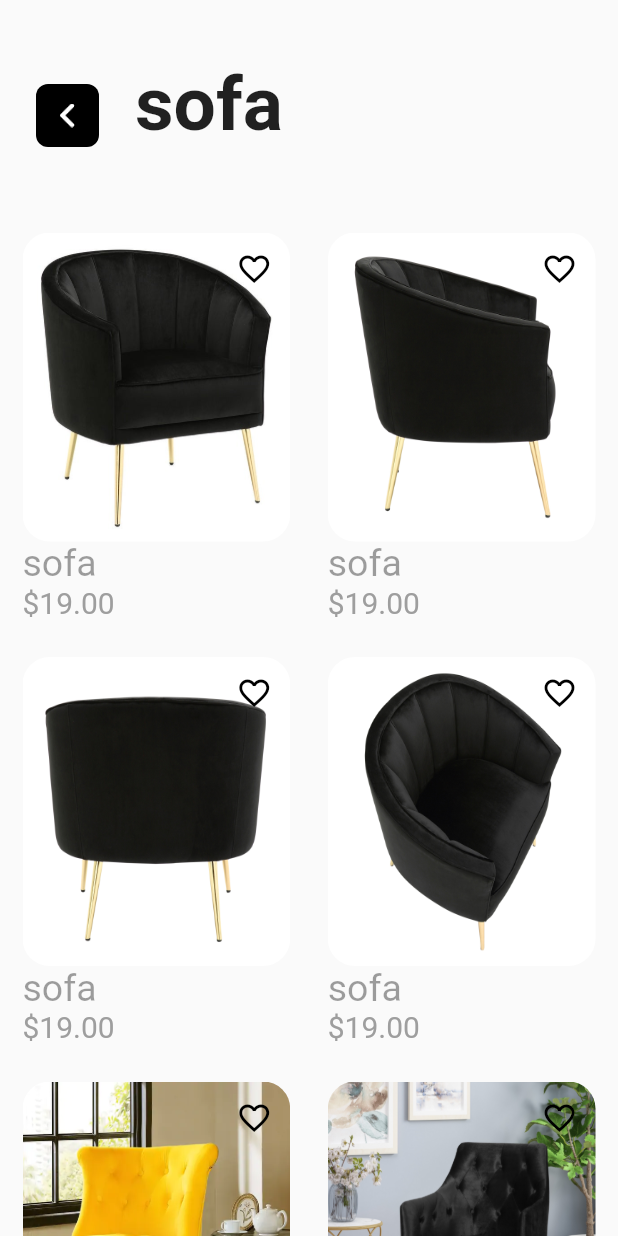
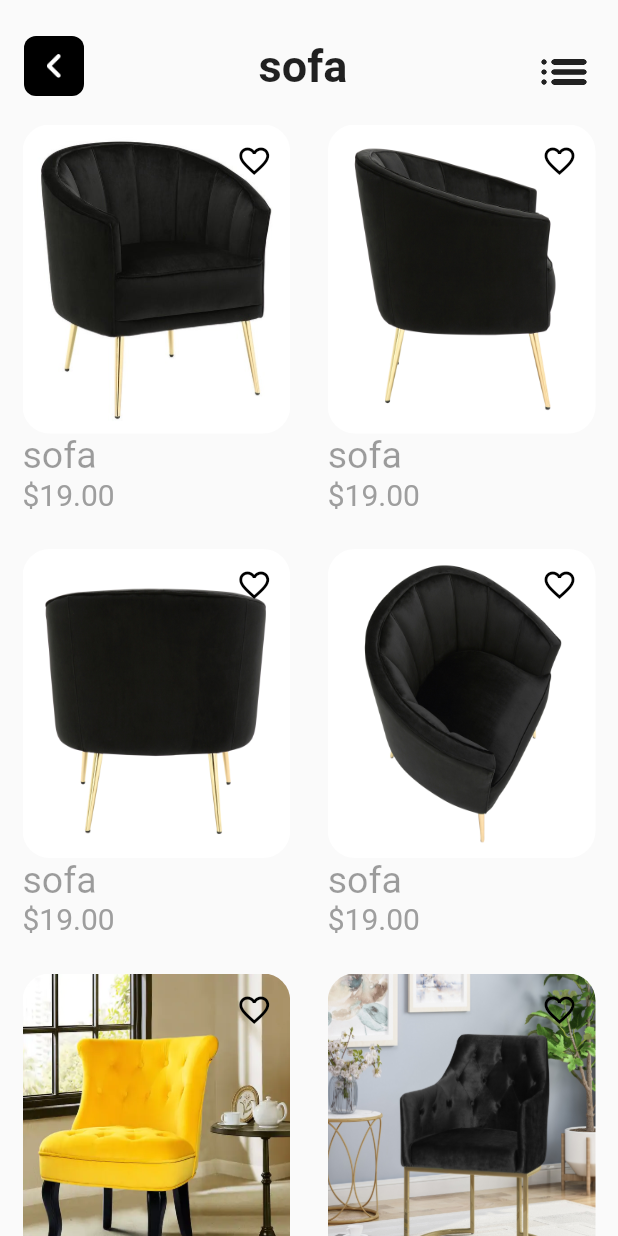
Before and after one commit to ghassenWalha/flutter-ecommerce-project, a Flutter app: the screen it shows after launch, after a tap on "sofa", on a phone screen of 412 x 824 dp. Run offline on Flutter 3.47's test engine with Material 2 defaults, Android fonts, the phone set to English and light mode, and no system bars; network calls fail.

Commit message:
adding  filters popup menu

```diff
--- a/lib/views/screens/my_home_page.dart
+++ b/lib/views/screens/my_home_page.dart
@@ -1,6 +1,8 @@
 import 'package:flutter/material.dart';
 import 'package:flutter_ecommerce_project/views/screens/bag_screen.dart';
 import 'package:flutter_ecommerce_project/views/screens/home_screen.dart';
+import 'package:flutter_ecommerce_project/views/widgets/admin_panel.dart';
+import 'package:flutter_ecommerce_project/views/widgets/filters.dart';
 
 class MyHomePage extends StatefulWidget {
   MyHomePage({Key key, this.title}) : super(key: key);
@@ -31,13 +33,13 @@ class _MyHomePageState extends State<MyHomePage> {
   List<Widget> _screens = [
     HomeScreen(),
     Center(
-      child: Text("Dashboard"),
+      child: AdminPanel(),
     ),
     Center(
       child: BagScreen(),
     ),
     Center(
-      child: Text("Login"),
+      child: Filters(),
     )
   ];
   @override
--- a/lib/views/widgets/bag_title.dart
+++ b/lib/views/widgets/bag_title.dart
@@ -11,7 +11,7 @@ class BagTitle extends StatelessWidget {
     return Card(
       child: Container(
         color: Colors.white,
-        padding: EdgeInsets.only(top: 70, bottom: 2),
+        padding: EdgeInsets.only(top: 30, bottom: 2),
         width: double.infinity,
         child: Text('My Bag', style: TextStyle(fontSize: 30)),
       ),
--- a/lib/views/widgets/category_filter.dart
+++ b/lib/views/widgets/category_filter.dart
@@ -3,25 +3,49 @@ import 'package:flutter_ecommerce_project/models/product.dart';
 import 'package:flutter_ecommerce_project/views/widgets/product_grid_view.dart';
 
 import 'custom_action_bar.dart';
+import 'filters.dart';
 
 class CategoryFilter extends StatelessWidget {
+  List<String> filters = ["price", "date", "likes"];
+
   @override
   Widget build(BuildContext context) {
     String category = ModalRoute.of(context).settings.arguments;
     return Scaffold(
-        body: Column(
+        body: Padding(
+            padding: EdgeInsets.only(top: 20),
+            child: Column(
               children: [
-        Row(children: [
-          CustomActionBar(
-            hasBackArrrow: true,
-            hasTitle: true,
-            hasBackground: false,
-            hasFavoriteIcon: false,
+                Row(mainAxisAlignment: MainAxisAlignment.center, children: [
+                  GestureDetector(
+                    onTap: () {
+                      Navigator.pop(context);
+                    },
+                    child: Container(
+                      width: 40,
+                      height: 40,
+                      decoration: BoxDecoration(
+                        color: Colors.black,
+                        borderRadius: BorderRadius.circular(8.0),
                       ),
-          Text(
+                      alignment: Alignment.center,
+                      child: Image(
+                        image: AssetImage("assets/images/back_arrow.png"),
+                        color: Colors.white,
+                        width: 16.0,
+                        height: 16.0,
+                      ),
+                    ),
+                  ),
+                  Container(
+                      width: MediaQuery.of(context).size.width - 120,
+                      alignment: Alignment.center,
+                      child: Text(
                         category,
-            style: TextStyle(fontSize: 50, fontWeight: FontWeight.bold),
-          )
+                        style: TextStyle(
+                            fontSize: 30, fontWeight: FontWeight.bold),
+                      )),
+                  Filters()
                 ]),
                 Flexible(
                     child: ProductGridView(
@@ -51,6 +75,6 @@ class CategoryFilter extends StatelessWidget {
                   ],
                 ))
               ],
-    ));
+            )));
   }
 }
--- /dev/null
+++ b/lib/views/widgets/filters.dart
@@ -0,0 +1,66 @@
+import 'package:flutter/material.dart';
+
+class Filters extends StatefulWidget {
+  @override
+  _FiltersState createState() => _FiltersState();
+}
+
+enum WhyFarther { harder, smarter, selfStarter, tradingCharter }
+
+class _FiltersState extends State<Filters> {
+  void choiceAction(String s) {
+    print("working");
+  }
+
+  List<String> ch = ["price", "date", "likes"];
+  @override
+  Widget build(BuildContext context) {
+    return PopupMenuButton<String>(
+      icon: Icon(
+        Icons.list_rounded,
+        color: Colors.black87,
+        size: 40,
+      ),
+      onSelected: choiceAction,
+      itemBuilder: (BuildContext context) {
+        return ch.map((String choice) {
+          return PopupMenuItem<String>(
+              child: new ListTile(
+                  leading: Icon(Icons.money), title: Text(choice)));
+        }).toList();
+      },
+    );
+
+    /*Align(
+        alignment: Alignment.topRight,
+        child: PopupMenuButton<WhyFarther>(
+
+            itemBuilder: (BuildContext context) => <PopupMenuEntry<WhyFarther>>[
+                  const PopupMenuItem<WhyFarther>(
+                    value: WhyFarther.harder,
+                    child: Text('Working a lot harder'),
+                  ),
+                  const PopupMenuItem<WhyFarther>(
+                    value: WhyFarther.smarter,
+                    child: Text('Being a lot smarter'),
+                  ),
+                  const PopupMenuItem<WhyFarther>(
+                    value: WhyFarther.selfStarter,
+                    child: Text('Being a self-starter'),
+                  ),
+                  const PopupMenuItem<WhyFarther>(
+                    value: WhyFarther.tradingCharter,
+                    child: Text('Placed in charge of trading charter'),
+                  ),
+                ],
+            child: IconButton(
+              color: Colors.black87,
+              iconSize: 50,
+              alignment: Alignment.topRight,
+              icon: Icon(
+                Icons.list_rounded,
+              ),
+              onPressed: () {},
+            )));*/
+  }
+}
--- a/lib/views/widgets/titled_category_list.dart
+++ b/lib/views/widgets/titled_category_list.dart
@@ -14,20 +14,19 @@ class TitledCategoryList extends StatelessWidget {
   @override
   Widget build(BuildContext context) {
     return Column(
-      mainAxisAlignment: MainAxisAlignment.center,
+      mainAxisAlignment: MainAxisAlignment.start,
+      crossAxisAlignment: CrossAxisAlignment.start,
       mainAxisSize: MainAxisSize.max,
       children: <Widget>[
-        new Padding(
+        Padding(
             padding: EdgeInsets.symmetric(horizontal: 6.0, vertical: 4.0),
-            child: Align(
-                alignment: Alignment.topLeft,
-                child: Text(
-                  title,
-                  style: TextStyle(fontSize: 40, fontWeight: FontWeight.bold),
-                ))),
+            child: Text(
+              title,
+              style: TextStyle(fontSize: 40, fontWeight: FontWeight.bold),
+            )),
         Container(
             height: MediaQuery.of(context).size.height / 4,
-           child: CategoryList(categoryList))
+            child: CategoryList(categoryList))
       ],
     );
   }
--- a/lib/views/widgets/titled_product_list.dart
+++ b/lib/views/widgets/titled_product_list.dart
@@ -14,18 +14,17 @@ class TitledProductList extends StatelessWidget {
   @override
   Widget build(BuildContext context) {
     return Column(
-      mainAxisAlignment: MainAxisAlignment.center,
+      mainAxisAlignment: MainAxisAlignment.start,
+      crossAxisAlignment: CrossAxisAlignment.start,
       mainAxisSize: MainAxisSize.max,
       children: <Widget>[
-        new Padding(
-            padding: EdgeInsets.symmetric(horizontal: 12.0, vertical: 8.0),
-            child: Align(
-                alignment: Alignment.topLeft,
-                child: Text(
-                  title,
-                  style: TextStyle(fontSize: 40, fontWeight: FontWeight.bold),
-                ))),
-        new Expanded(child: ProductList(productList))
+        Padding(
+            padding: EdgeInsets.symmetric(horizontal: 10),
+            child: Text(
+              title,
+              style: TextStyle(fontSize: 40, fontWeight: FontWeight.bold),
+            )),
+        Expanded(child: ProductList(productList))
       ],
     );
   }
```
Also changed, not shown: lib/views/widgets/admin_panel.dart (+5 -5 lines). Lines whose indentation alone changed are shown as unchanged.
